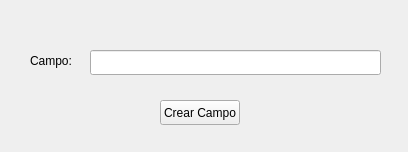
Qt form fieldwindow.ui (carlosvelaquez/ProyectoEDII) before a commit.
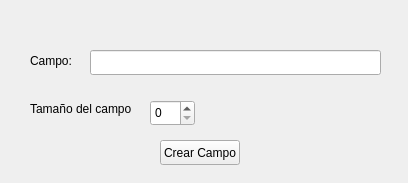
The same form after that commit.

Patch:
```diff
--- a/fieldwindow.ui
+++ b/fieldwindow.ui
@@ -7,7 +7,7 @@
     <x>0</x>
     <y>0</y>
     <width>408</width>
-    <height>152</height>
+    <height>183</height>
    </rect>
   </property>
   <property name="windowTitle">
@@ -27,7 +27,7 @@
    <property name="geometry">
     <rect>
      <x>160</x>
-     <y>100</y>
+     <y>140</y>
      <width>80</width>
      <height>25</height>
     </rect>
@@ -49,6 +49,29 @@
     <string>Campo:</string>
    </property>
   </widget>
+  <widget class="QLabel" name="label_2">
+   <property name="geometry">
+    <rect>
+     <x>30</x>
+     <y>100</y>
+     <width>111</width>
+     <height>17</height>
+    </rect>
+   </property>
+   <property name="text">
+    <string>Tamaño del campo</string>
+   </property>
+  </widget>
+  <widget class="QSpinBox" name="spinBox_sizeField">
+   <property name="geometry">
+    <rect>
+     <x>150</x>
+     <y>100</y>
+     <width>45</width>
+     <height>26</height>
+    </rect>
+   </property>
+  </widget>
  </widget>
  <resources/>
  <connections/>
```
